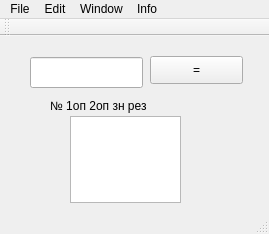
Qt form lab6_calc/mainwindow.ui (PAY2109/OOP) before a commit.
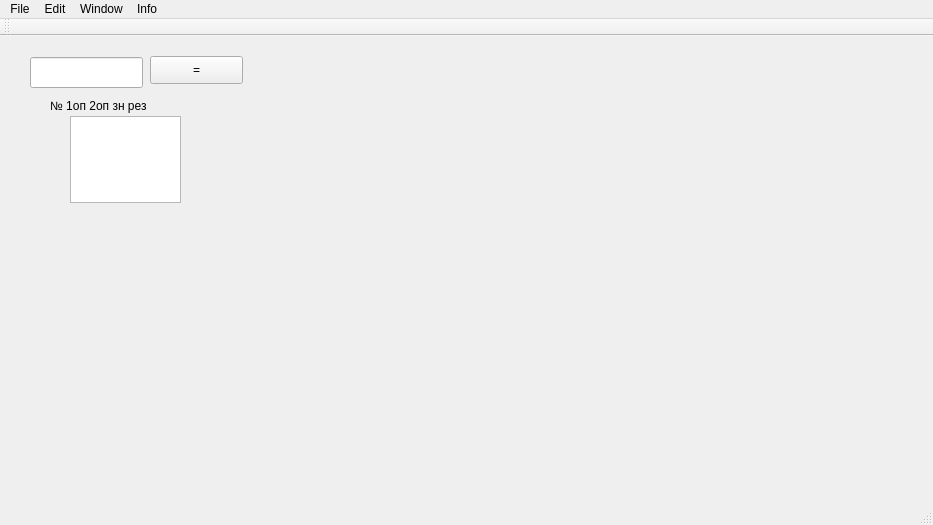
The same form after that commit.

The edit to the form file:
```diff
--- a/lab6_calc/mainwindow.ui
+++ b/lab6_calc/mainwindow.ui
@@ -6,8 +6,8 @@
    <rect>
     <x>0</x>
     <y>0</y>
-    <width>269</width>
-    <height>234</height>
+    <width>933</width>
+    <height>525</height>
    </rect>
   </property>
   <property name="windowTitle">
@@ -66,7 +66,7 @@
     <rect>
      <x>0</x>
      <y>0</y>
-     <width>269</width>
+     <width>933</width>
      <height>26</height>
     </rect>
    </property>
```
